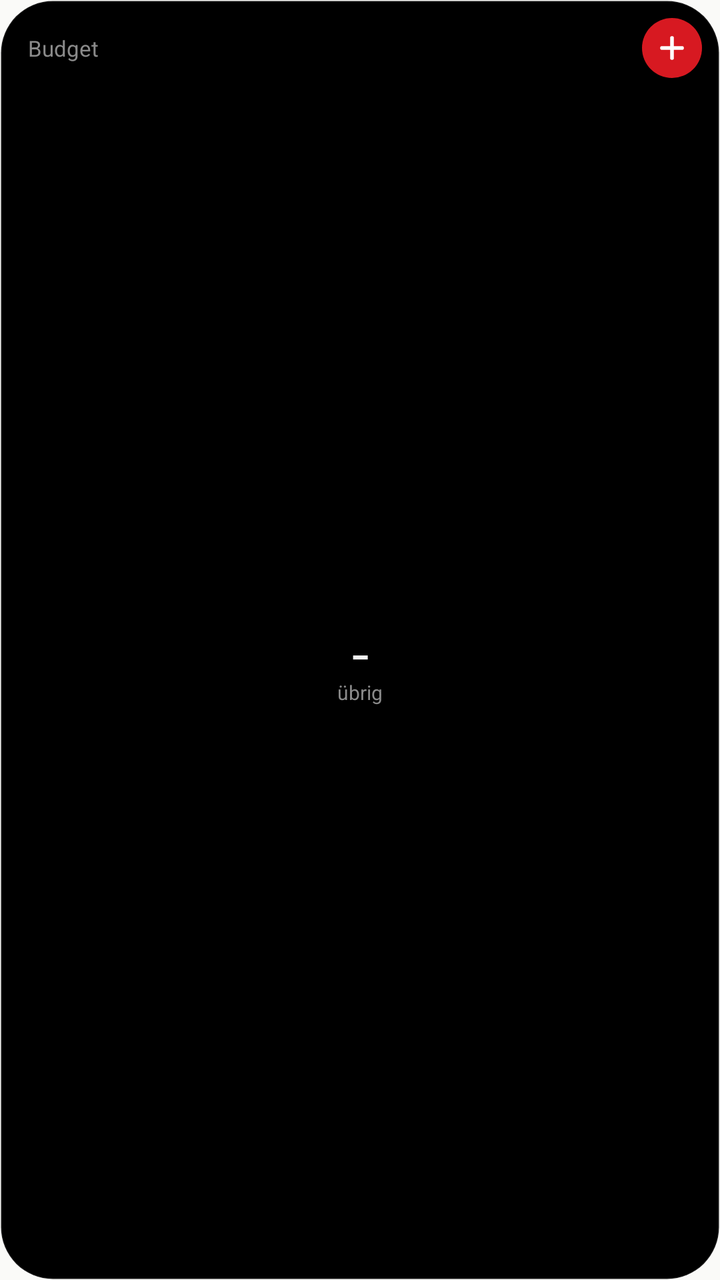
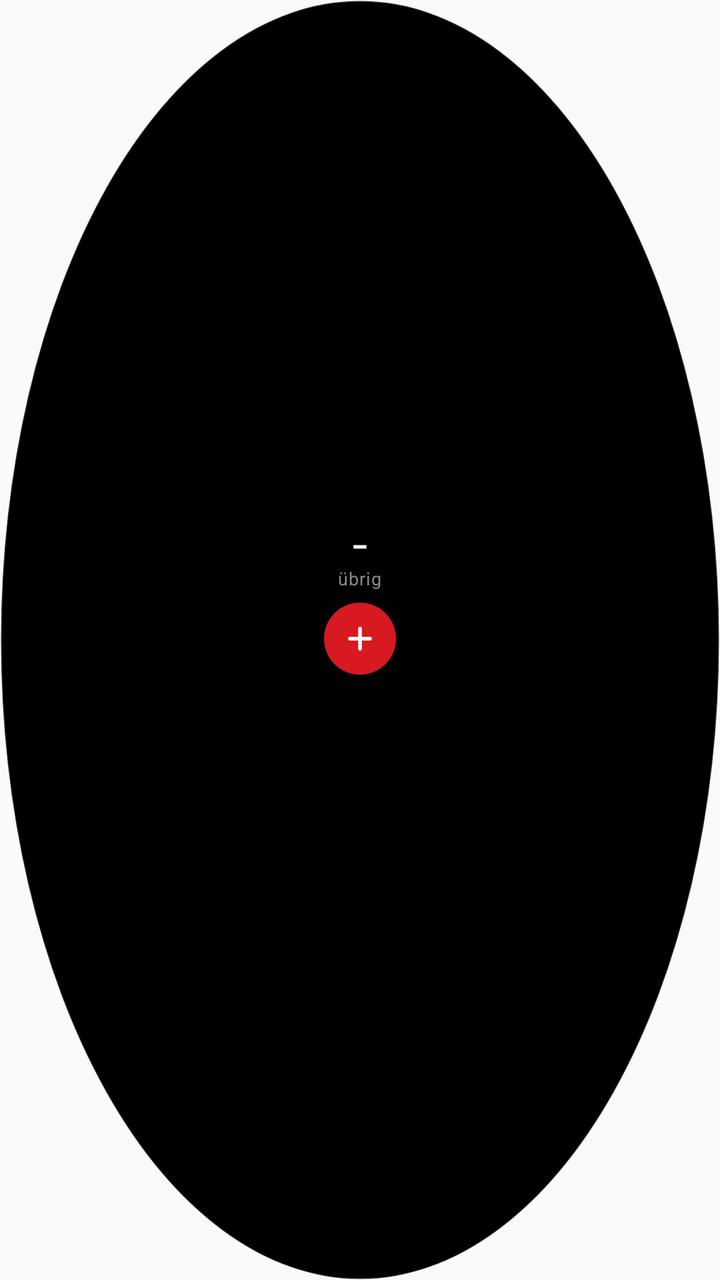

Two renders of the same Android screen: before a commit and after it. Below are the layout's source before the change and the commit's diff.
<!-- AndroidManifest.xml: application theme AppTheme -->
<!-- res/layout/widget_22.xml -->
<?xml version="1.0" encoding="utf-8"?>
<LinearLayout xmlns:android="http://schemas.android.com/apk/res/android"
    android:id="@+id/w_root"
    android:layout_width="match_parent"
    android:layout_height="match_parent"
    android:background="@drawable/widget_bg"
    android:orientation="vertical"
    android:padding="9dp">

    <LinearLayout
        android:layout_width="match_parent"
        android:layout_height="wrap_content"
        android:gravity="center_vertical"
        android:orientation="horizontal">

        <TextView
            android:id="@+id/w_month"
            android:layout_width="0dp"
            android:layout_height="wrap_content"
            android:layout_weight="1"
            android:paddingStart="5dp"
            android:text="Budget"
            android:textColor="#8A8A8A"
            android:textSize="11sp" />

        <ImageView
            android:id="@+id/w_add"
            android:layout_width="30dp"
            android:layout_height="30dp"
            android:background="@drawable/add_bg"
            android:contentDescription="Ausgabe eintragen"
            android:scaleType="center"
            android:src="@drawable/ic_plus_small" />
    </LinearLayout>

    <FrameLayout
        android:id="@+id/w_open"
        android:layout_width="match_parent"
        android:layout_height="0dp"
        android:layout_weight="1">

        <ImageView
            android:id="@+id/w_ring"
            android:layout_width="match_parent"
            android:layout_height="match_parent"
            android:contentDescription="Ausgaben nach Kategorie"
            android:scaleType="fitCenter" />

        <LinearLayout
            android:layout_width="wrap_content"
            android:layout_height="wrap_content"
            android:layout_gravity="center"
            android:gravity="center_horizontal"
            android:orientation="vertical">

            <TextView
                android:id="@+id/w_left"
                android:layout_width="wrap_content"
                android:layout_height="wrap_content"
                android:fontFamily="sans-serif-condensed"
                android:maxLines="1"
                android:text="–"
                android:textColor="#F2F2F2"
                android:textSize="17sp"
                android:textStyle="bold" />

            <TextView
                android:layout_width="wrap_content"
                android:layout_height="wrap_content"
                android:text="übrig"
                android:textColor="#8A8A8A"
                android:textSize="10sp" />
        </LinearLayout>
    </FrameLayout>
</LinearLayout>
<!-- resources referenced by this layout -->
<resources>
  <!-- drawable add_bg (drawable) -->
  <?xml version="1.0" encoding="utf-8"?>
  <shape xmlns:android="http://schemas.android.com/apk/res/android" android:shape="oval">
      <solid android:color="#D71921" />
  </shape>
  <!-- drawable ic_plus_small (drawable) -->
  <?xml version="1.0" encoding="utf-8"?>
  <vector xmlns:android="http://schemas.android.com/apk/res/android"
      android:width="16dp"
      android:height="16dp"
      android:viewportWidth="24"
      android:viewportHeight="24">
      <path
          android:pathData="M12,4.5V19.5M4.5,12H19.5"
          android:strokeColor="#FFFFFFFF"
          android:strokeWidth="2.8"
          android:strokeLineCap="round" />
  </vector>
  <!-- drawable widget_bg (drawable) -->
  <?xml version="1.0" encoding="utf-8"?>
  <shape xmlns:android="http://schemas.android.com/apk/res/android" android:shape="rectangle">
      <solid android:color="#000000" />
      <stroke android:width="1dp" android:color="#17FFFFFF" />
      <corners android:radius="26dp" />
  </shape>
  <style name="AppTheme" parent="@android:style/Theme.DeviceDefault.Light.NoActionBar">
          <item name="android:windowBackground">@color/screen</item>
          <item name="android:statusBarColor">@color/screen</item>
          <item name="android:navigationBarColor">@color/screen</item>
          <item name="android:windowLightStatusBar">true</item>
          <item name="android:windowLightNavigationBar">true</item>
          <item name="android:colorAccent">@color/red</item>
      </style>
  <color name="screen">#FAFAF8</color>
  <color name="red">#D71921</color>
</resources>

<!-- the commit's change to res/layout/widget_22.xml (unified diff, before → after) -->
@@ -1,75 +1,57 @@
 <?xml version="1.0" encoding="utf-8"?>
-<LinearLayout xmlns:android="http://schemas.android.com/apk/res/android"
-    android:id="@+id/w_root"
+<FrameLayout xmlns:android="http://schemas.android.com/apk/res/android"
+    android:id="@+id/w_open"
     android:layout_width="match_parent"
-    android:layout_height="match_parent"
-    android:background="@drawable/widget_bg"
-    android:orientation="vertical"
-    android:padding="9dp">
+    android:layout_height="match_parent">
+
+    <ImageView
+        android:id="@+id/w_ring"
+        android:layout_width="match_parent"
+        android:layout_height="match_parent"
+        android:contentDescription="Ausgaben nach Kategorie"
+        android:scaleType="fitCenter"
+        android:src="@drawable/circle_bg" />
 
     <LinearLayout
-        android:layout_width="match_parent"
+        android:layout_width="wrap_content"
         android:layout_height="wrap_content"
-        android:gravity="center_vertical"
-        android:orientation="horizontal">
+        android:layout_gravity="center"
+        android:gravity="center_horizontal"
+        android:orientation="vertical">
+
+        <TextView
+            android:id="@+id/w_left"
+            android:layout_width="wrap_content"
+            android:layout_height="wrap_content"
+            android:fontFamily="sans-serif-condensed"
+            android:maxLines="1"
+            android:text="–"
+            android:textColor="#F2F2F2"
+            android:textSize="15sp"
+            android:textStyle="bold" />
 
         <TextView
             android:id="@+id/w_month"
-            android:layout_width="0dp"
+            android:layout_width="wrap_content"
             android:layout_height="wrap_content"
-            android:layout_weight="1"
-            android:paddingStart="5dp"
-            android:text="Budget"
+            android:layout_marginBottom="6dp"
+            android:letterSpacing="0.04"
+            android:text="übrig"
             android:textColor="#8A8A8A"
-            android:textSize="11sp" />
+            android:textSize="9sp" />
 
         <ImageView
             android:id="@+id/w_add"
-            android:layout_width="30dp"
-            android:layout_height="30dp"
+            android:layout_width="36dp"
+            android:layout_height="36dp"
             android:background="@drawable/add_bg"
             android:contentDescription="Ausgabe eintragen"
             android:scaleType="center"
             android:src="@drawable/ic_plus_small" />
+
+        
+        <View
+            android:layout_width="1dp"
+            android:layout_height="40dp" />
     </LinearLayout>
-
-    <FrameLayout
-        android:id="@+id/w_open"
-        android:layout_width="match_parent"
-        android:layout_height="0dp"
-        android:layout_weight="1">
-
-        <ImageView
-            android:id="@+id/w_ring"
-            android:layout_width="match_parent"
-            android:layout_height="match_parent"
-            android:contentDescription="Ausgaben nach Kategorie"
-            android:scaleType="fitCenter" />
-
-        <LinearLayout
-            android:layout_width="wrap_content"
-            android:layout_height="wrap_content"
-            android:layout_gravity="center"
-            android:gravity="center_horizontal"
-            android:orientation="vertical">
-
-            <TextView
-                android:id="@+id/w_left"
-                android:layout_width="wrap_content"
-                android:layout_height="wrap_content"
-                android:fontFamily="sans-serif-condensed"
-                android:maxLines="1"
-                android:text="–"
-                android:textColor="#F2F2F2"
-                android:textSize="17sp"
-                android:textStyle="bold" />
-
-            <TextView
-                android:layout_width="wrap_content"
-                android:layout_height="wrap_content"
-                android:text="übrig"
-                android:textColor="#8A8A8A"
-                android:textSize="10sp" />
-        </LinearLayout>
-    </FrameLayout>
-</LinearLayout>
+</FrameLayout>
<!-- resource entries referenced after the edit -->
@@ -4,6 +4,12 @@
   <?xml version="1.0" encoding="utf-8"?>
   <shape xmlns:android="http://schemas.android.com/apk/res/android" android:shape="oval">
       <solid android:color="#D71921" />
+  </shape>
+  <!-- drawable circle_bg (drawable) -->
+  <?xml version="1.0" encoding="utf-8"?>
+  <shape xmlns:android="http://schemas.android.com/apk/res/android" android:shape="oval">
+      <solid android:color="#000000" />
+      <stroke android:width="1dp" android:color="#26FFFFFF" />
   </shape>
   <!-- drawable ic_plus_small (drawable) -->
   <?xml version="1.0" encoding="utf-8"?>
@@ -18,13 +24,6 @@
           android:strokeWidth="2.8"
           android:strokeLineCap="round" />
   </vector>
-  <!-- drawable widget_bg (drawable) -->
-  <?xml version="1.0" encoding="utf-8"?>
-  <shape xmlns:android="http://schemas.android.com/apk/res/android" android:shape="rectangle">
-      <solid android:color="#000000" />
-      <stroke android:width="1dp" android:color="#17FFFFFF" />
-      <corners android:radius="26dp" />
-  </shape>
   <style name="AppTheme" parent="@android:style/Theme.DeviceDefault.Light.NoActionBar">
           <item name="android:windowBackground">@color/screen</item>
           <item name="android:statusBarColor">@color/screen</item>
